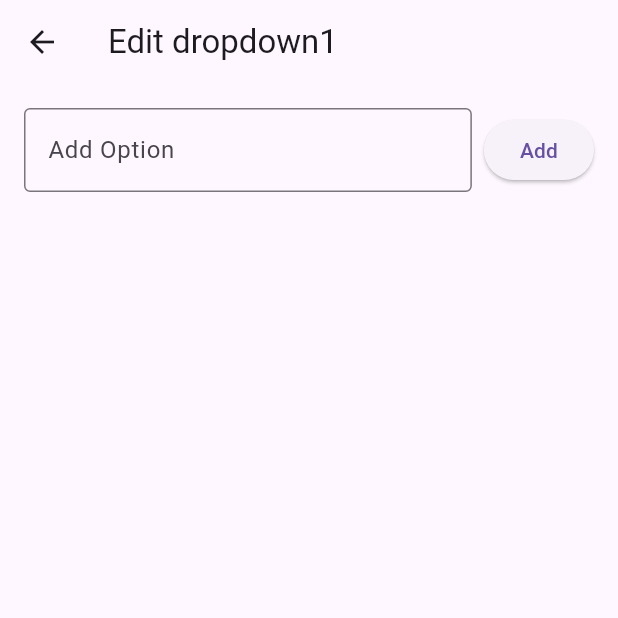
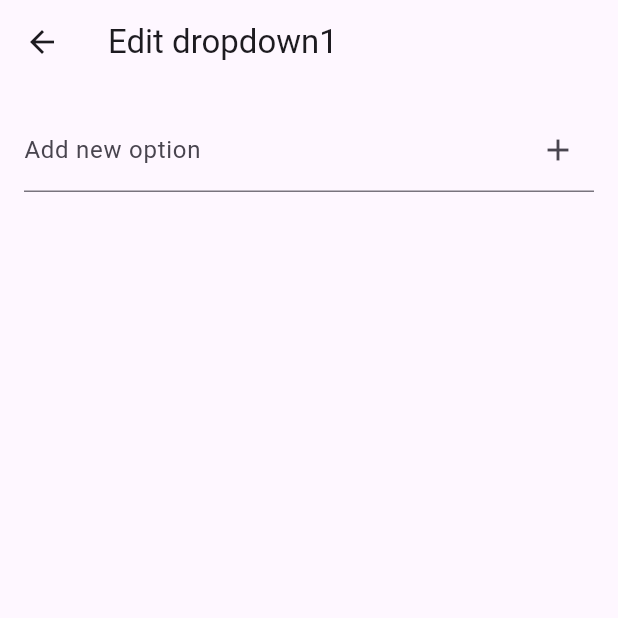
Before and after one commit to cesargoulart/dropdown_task_manager, a Flutter app: the screen it shows after launch, after a tap on "Edit Dropdown 1", on a phone screen of 412 x 824 dp, the top half of it. Run offline on Flutter 3.47's test engine with Material 3 defaults, Android fonts, the phone set to English and light mode, and no system bars; our stand-ins replace cloud_firestore, firebase_core; accounts and stored records are empty.

Commit message:
Enhance EditDropdownScreen with CRUD functionality and improved UI for dropdown items

```diff
--- a/lib/edit_dropdown_screen.dart
+++ b/lib/edit_dropdown_screen.dart
@@ -4,7 +4,7 @@ import 'package:cloud_firestore/cloud_firestore.dart';
 class EditDropdownScreen extends StatefulWidget {
   final String dropdownCollection;
 
-  const EditDropdownScreen({required this.dropdownCollection, Key? key})
+  const EditDropdownScreen({Key? key, required this.dropdownCollection})
       : super(key: key);
 
   @override
@@ -14,23 +14,84 @@ class EditDropdownScreen extends StatefulWidget {
 class _EditDropdownScreenState extends State<EditDropdownScreen> {
   final FirebaseFirestore _firestore = FirebaseFirestore.instance;
   final TextEditingController _controller = TextEditingController();
+  List<DocumentSnapshot> dropdownItems = [];
+
+  @override
+  void initState() {
+    super.initState();
+    loadDropdownItems();
+  }
+
+  Future<void> loadDropdownItems() async {
+    try {
+      final snapshot = await _firestore.collection(widget.dropdownCollection).get();
+      setState(() {
+        dropdownItems = snapshot.docs;
+      });
+    } catch (e) {
+      print('Error loading dropdown items: $e');
+    }
+  }
 
   Future<void> addOption(String name) async {
     if (name.isEmpty) return;
-    print('Attempting to add: $name');
     try {
-      await _firestore
-          .collection(widget.dropdownCollection)
-          .add({'name': name});
-      print('Successfully added: $name');
+      await _firestore.collection(widget.dropdownCollection).add({'name': name});
       _controller.clear();
+      loadDropdownItems(); // Reload items after adding
     } catch (e) {
       print('Error adding option: $e');
     }
   }
 
+  Future<void> editOption(String docId, String newName) async {
+    if (newName.isEmpty) return;
+    try {
+      await _firestore.collection(widget.dropdownCollection).doc(docId).update({'name': newName});
+      loadDropdownItems(); // Reload items after editing
+    } catch (e) {
+      print('Error editing option: $e');
+    }
+  }
+
   Future<void> deleteOption(String docId) async {
-    await _firestore.collection(widget.dropdownCollection).doc(docId).delete();
+    try {
+      await _firestore.collection(widget.dropdownCollection).doc(docId).delete();
+      loadDropdownItems(); // Reload items after deleting
+    } catch (e) {
+      print('Error deleting option: $e');
+    }
+  }
+
+  Future<String?> showEditDialog(BuildContext context, String currentName) async {
+    final TextEditingController controller = TextEditingController(text: currentName);
+
+    return showDialog<String>(
+      context: context,
+      builder: (context) {
+        return AlertDialog(
+          title: Text('Edit Dropdown Item'),
+          content: TextField(
+            controller: controller,
+            decoration: InputDecoration(labelText: 'Enter new name'),
+          ),
+          actions: [
+            TextButton(
+              onPressed: () {
+                Navigator.of(context).pop(null); // Cancel
+              },
+              child: Text('Cancel'),
+            ),
+            TextButton(
+              onPressed: () {
+                Navigator.of(context).pop(controller.text); // Save
+              },
+              child: Text('Save'),
+            ),
+          ],
+        );
+      },
+    );
   }
 
   @override
@@ -43,48 +104,44 @@ class _EditDropdownScreenState extends State<EditDropdownScreen> {
         children: [
           Padding(
             padding: const EdgeInsets.all(16.0),
-            child: Row(
-              children: [
-                Expanded(
-                  child: TextField(
-                    controller: _controller,
-                    decoration: InputDecoration(
-                      labelText: 'Add Option',
-                      border: OutlineInputBorder(),
-                    ),
-                  ),
+            child: TextField(
+              controller: _controller,
+              decoration: InputDecoration(
+                labelText: 'Add new option',
+                suffixIcon: IconButton(
+                  icon: Icon(Icons.add),
+                  onPressed: () => addOption(_controller.text),
                 ),
-                SizedBox(width: 8),
-                ElevatedButton(
-                  onPressed: () => addOption(_controller.text),
-                  child: Text('Add'),
-                ),
-              ],
+              ),
             ),
           ),
           Expanded(
-            child: StreamBuilder<QuerySnapshot>(
-              stream:
-                  _firestore.collection(widget.dropdownCollection).snapshots(),
-              builder: (context, snapshot) {
-                if (!snapshot.hasData) {
-                  return Center(child: CircularProgressIndicator());
-                }
+            child: ListView.builder(
+              itemCount: dropdownItems.length,
+              itemBuilder: (context, index) {
+                final doc = dropdownItems[index];
+                final name = doc['name'] ?? 'Unnamed';
 
-                final docs = snapshot.data!.docs;
-
-                return ListView.builder(
-                  itemCount: docs.length,
-                  itemBuilder: (context, index) {
-                    final doc = docs[index];
-                    return ListTile(
-                      title: Text(doc['name']),
-                      trailing: IconButton(
+                return ListTile(
+                  title: Text(name),
+                  trailing: Row(
+                    mainAxisSize: MainAxisSize.min,
+                    children: [
+                      IconButton(
+                        icon: Icon(Icons.edit, color: Colors.blue),
+                        onPressed: () async {
+                          final newName = await showEditDialog(context, name);
+                          if (newName != null) {
+                            await editOption(doc.id, newName);
+                          }
+                        },
+                      ),
+                      IconButton(
                         icon: Icon(Icons.delete, color: Colors.red),
                         onPressed: () => deleteOption(doc.id),
                       ),
-                    );
-                  },
+                    ],
+                  ),
                 );
               },
             ),
```
